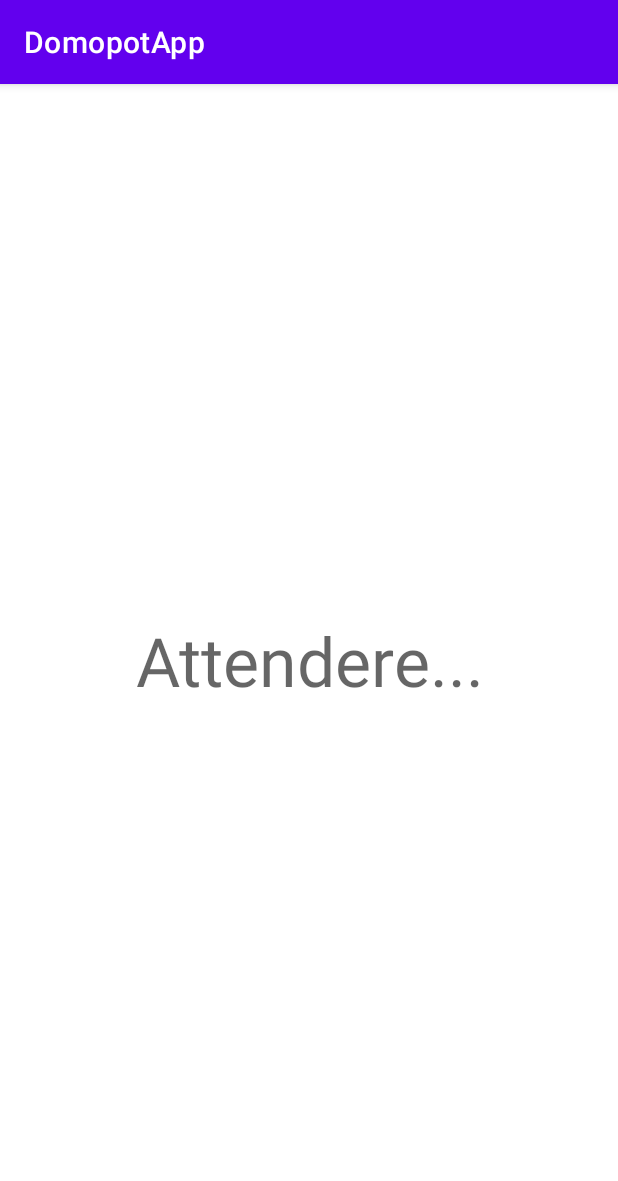
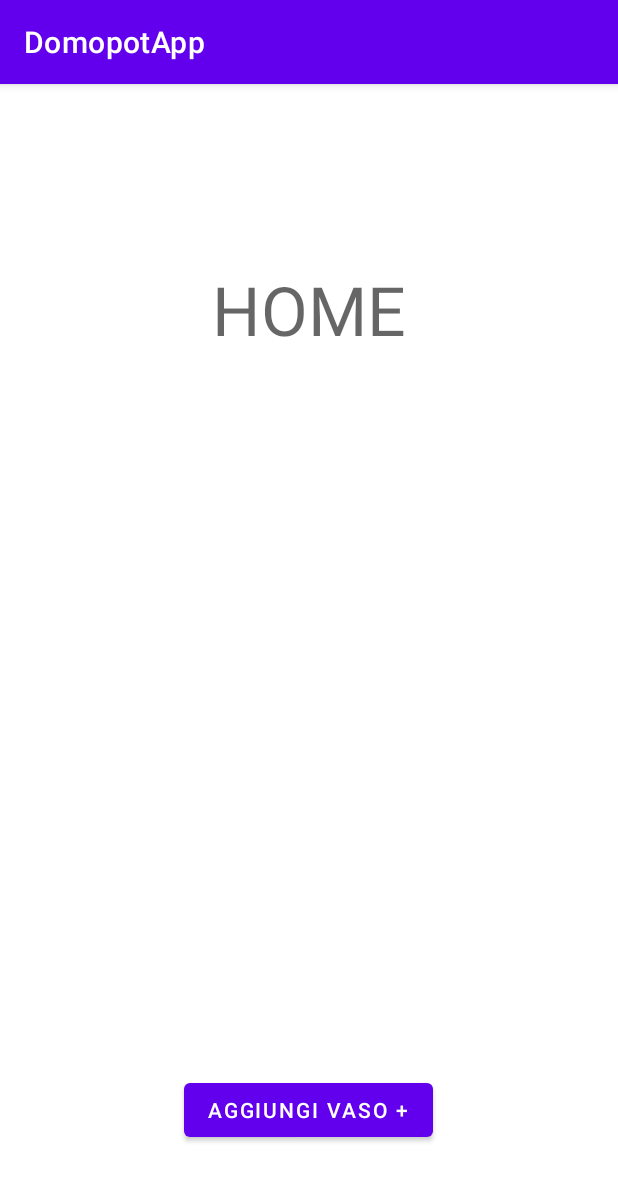
Before and after one commit to ismaelePiparo/Domopot, an Android app: the screen it shows after launch (MainActivity), on a phone screen of 412 x 824 dp. Shown: the top 1181 px of the screen. Run offline under Robolectric (Android 15) with nearby library versions, the phone set to English and light mode, and no system bars; our stand-ins replace Firebase (no records; nobody signed in at launch, a user with empty details on screens opened directly).

Commit message:
piccole modifiche
piccole modifiche

```diff
--- a/Android/app/src/main/java/com/example/domopotapp/ui/main/ConfigStep3.kt
+++ b/Android/app/src/main/java/com/example/domopotapp/ui/main/ConfigStep3.kt
@@ -32,17 +32,20 @@ class ConfigStep3 : Fragment(R.layout.config_step_3_fragment) {
         super.onViewCreated(view, savedInstanceState)
 
         tv = view.findViewById<TextView>(R.id.potID)
-        tv.text=viewModel.Pot_ID;
+        tv.text = "Carimento...";
 
-        val ref = viewModel.db.child(viewModel.Pot_ID+"/onLine")
+        val ref = viewModel.db.child(viewModel.Pot_ID + "/onLine")
         ref.addValueEventListener(object: ValueEventListener {
             override fun onDataChange(snapshot: DataSnapshot) {
-                val v = snapshot.getValue<Long>()
+                val v = snapshot.getValue<Int>()
                 if(v==null){
                     tv.text = "Attendere..."
-                }else{
+                }else if(v==1){
                     tv.text = "Associazione riuscita"
                     findNavController().navigate(R.id.ConfigStep3_to_Home)
+                }else{
+                    //Se passa tropo tempo c'è stato un errore!
+                    //Da gestire
                 }
             }
             override fun onCancelled(error: DatabaseError) {
--- a/Android/app/src/main/res/navigation/main_nav.xml
+++ b/Android/app/src/main/res/navigation/main_nav.xml
@@ -3,7 +3,7 @@
     xmlns:app="http://schemas.android.com/apk/res-auto"
     xmlns:tools="http://schemas.android.com/tools"
     android:id="@+id/main_nav"
-    app:startDestination="@id/configStep3">
+    app:startDestination="@id/home2">
 
     <fragment
         android:id="@+id/configSetp_1"
```
